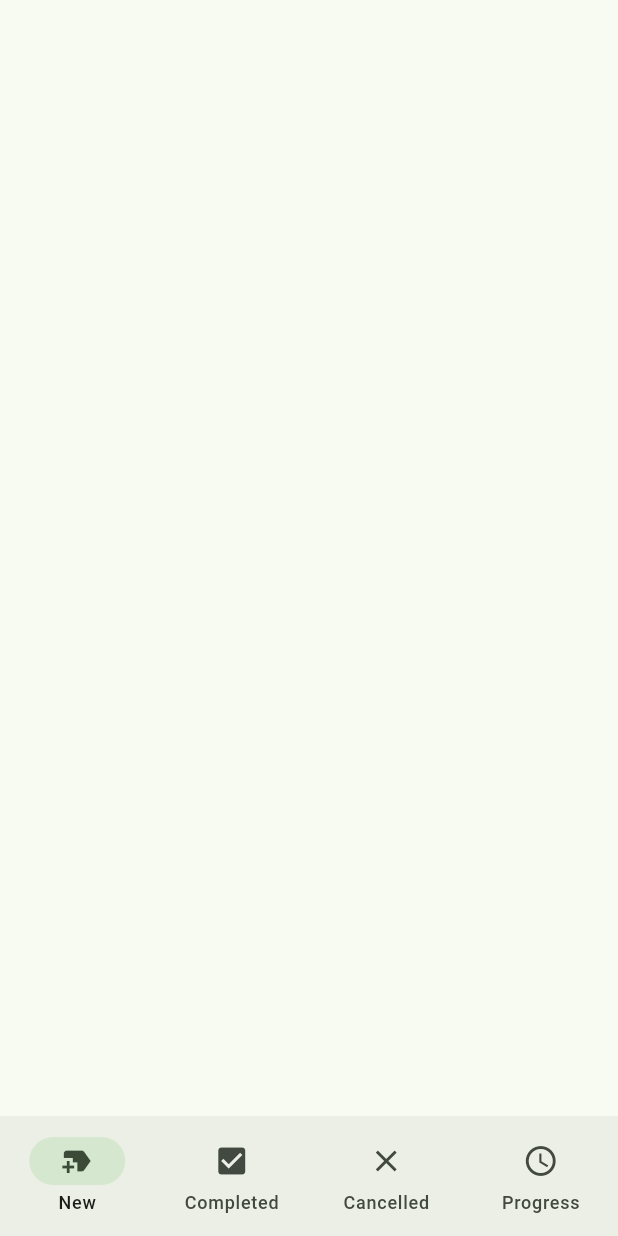
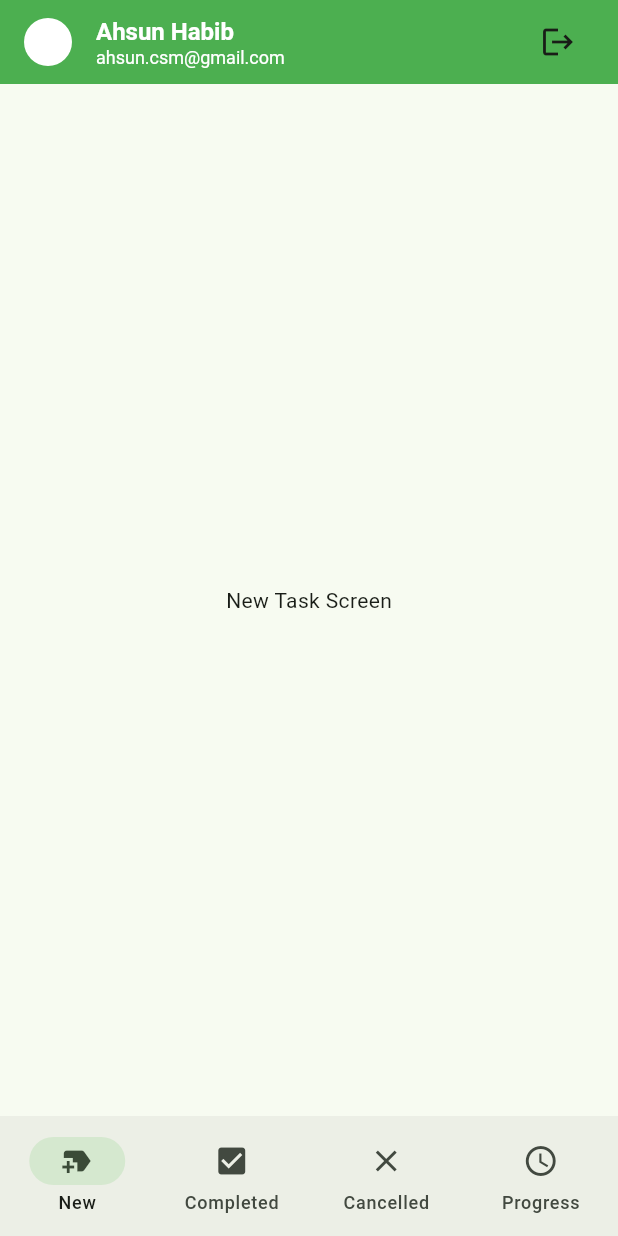
Before and after one commit to khandakerahsunhabib/task_manager, a Flutter app: the MainBottomNavbarScreen screen opened directly, on a phone screen of 412 x 824 dp. Run offline on Flutter 3.47's test engine with Material 3 defaults, Android fonts, the phone set to English and light mode, and no system bars; our stand-ins replace flutter_svg, pin_code_fields.

Commit message:
new, completed, cancelled, progress screens and appbar added

```diff
--- a/lib/ui/screens/main_bottom_navbar_screen.dart
+++ b/lib/ui/screens/main_bottom_navbar_screen.dart
@@ -1,4 +1,9 @@
 import 'package:flutter/material.dart';
+import 'package:task_manager/ui/screens/cancelled_task_screen.dart';
+import 'package:task_manager/ui/screens/completed_task_screen.dart';
+import 'package:task_manager/ui/screens/new_task_screen.dart';
+import 'package:task_manager/ui/screens/progress_task_screen.dart';
+import 'package:task_manager/ui/widgets/tm_app_bar.dart';
 
 class MainBottomNavbarScreen extends StatefulWidget {
   const MainBottomNavbarScreen({super.key});
@@ -8,10 +13,25 @@ class MainBottomNavbarScreen extends StatefulWidget {
 }
 
 class _MainBottomNavbarScreenState extends State<MainBottomNavbarScreen> {
+  int _selectedIndex = 0;
+  final List<Widget> _screens = const [
+    NewTaskScreen(),
+    CompletedTaskScreen(),
+    CancelledTaskScreen(),
+    ProgressTaskScreen()
+  ];
+
   @override
   Widget build(BuildContext context) {
     return Scaffold(
+      appBar: const TMAppBar(),
+      body: _screens[_selectedIndex],
       bottomNavigationBar: NavigationBar(
+        selectedIndex: _selectedIndex,
+        onDestinationSelected: (int index) {
+          _selectedIndex = index;
+          setState(() {});
+        },
         destinations: const [
           NavigationDestination(
             icon: Icon(Icons.new_label),
--- /dev/null
+++ b/lib/ui/screens/new_task_screen.dart
@@ -0,0 +1,9 @@
+import 'package:flutter/material.dart';
+class NewTaskScreen extends StatelessWidget {
+  const NewTaskScreen({super.key});
+
+  @override
+  Widget build(BuildContext context) {
+    return const Center(child: Text('New Task Screen'),);
+  }
+}
--- /dev/null
+++ b/lib/ui/widgets/tm_app_bar.dart
@@ -0,0 +1,64 @@
+import 'package:flutter/material.dart';
+import 'package:task_manager/ui/screens/sign_in_screen.dart';
+import 'package:task_manager/ui/utils/app_colors.dart';
+
+class TMAppBar extends StatelessWidget implements PreferredSizeWidget {
+  const TMAppBar({
+    super.key,
+  });
+
+  @override
+  Widget build(BuildContext context) {
+    return AppBar(
+      backgroundColor: AppColors.themeColor,
+      title: Row(
+        children: [
+          const CircleAvatar(
+            radius: 16,
+            backgroundColor: Colors.white,
+          ),
+          const SizedBox(
+            width: 16,
+          ),
+          const Expanded(
+            child: Column(
+              crossAxisAlignment: CrossAxisAlignment.start,
+              children: [
+                Text(
+                  'Ahsun Habib',
+                  style: TextStyle(
+                    fontSize: 16,
+                    color: Colors.white,
+                    fontWeight: FontWeight.w600,
+                  ),
+                ),
+                Text(
+                  'ahsun.csm@gmail.com',
+                  style: TextStyle(
+                    fontSize: 12,
+                    color: Colors.white,
+                  ),
+                ),
+              ],
+            ),
+          ),
+          IconButton(
+            onPressed: () {
+              Navigator.pushAndRemoveUntil(
+                context,
+                MaterialPageRoute(
+                  builder: (context) => const SignInScreen(),
+                ),
+                (predicate) => false,
+              );
+            },
+            icon: const Icon(Icons.logout),
+          ),
+        ],
+      ),
+    );
+  }
+
+  @override
+  Size get preferredSize => const Size.fromHeight(kToolbarHeight);
+}
```
Also changed, not shown: lib/ui/screens/cancelled_task_screen.dart (added, +9 -0 lines), lib/ui/screens/completed_task_screen.dart (added, +9 -0 lines), lib/ui/screens/progress_task_screen.dart (added, +9 -0 lines).
